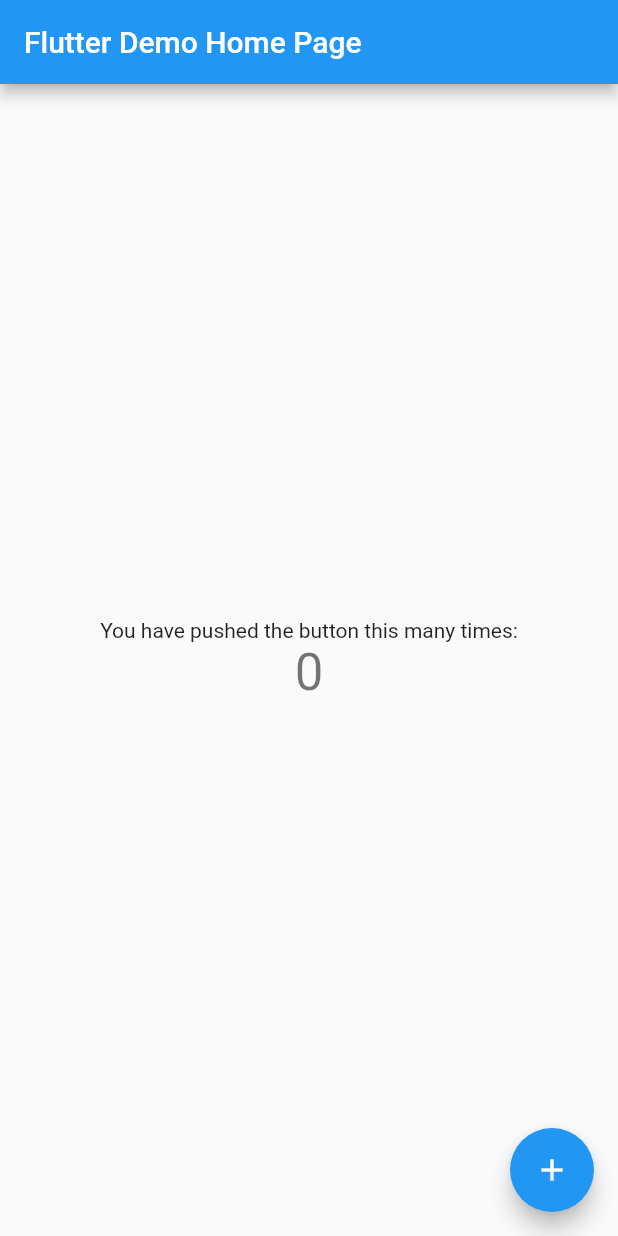
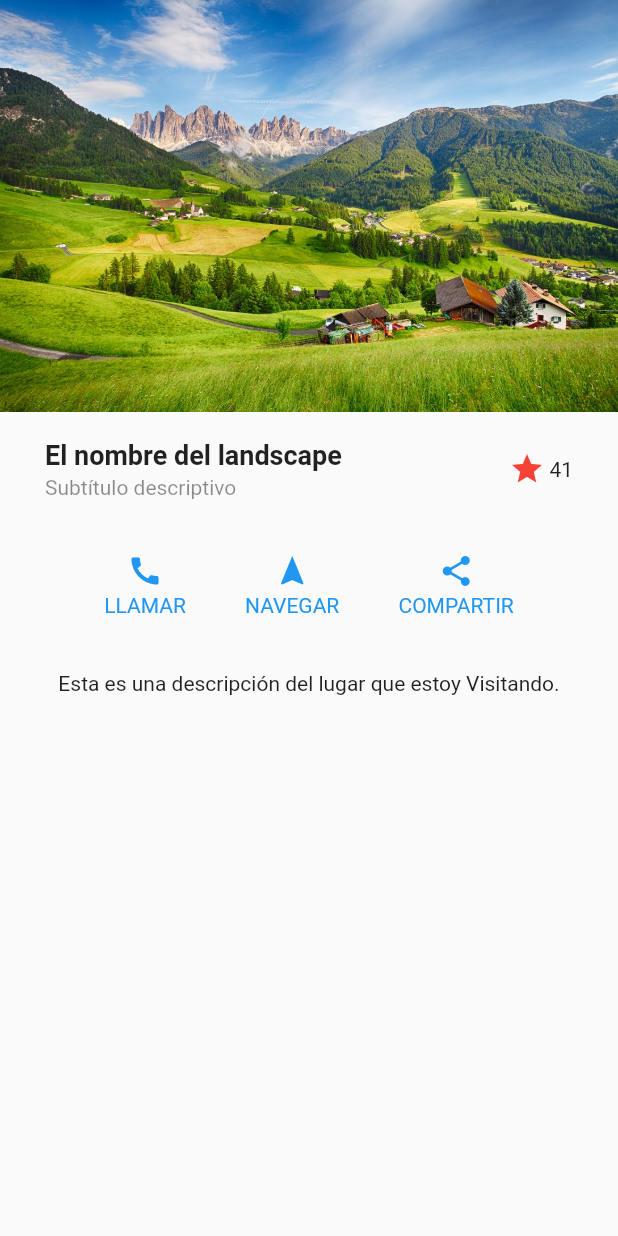
Before and after one commit to luis-ayestaran/flutter_design, a Flutter app: the screen it shows after launch, on a phone screen of 412 x 824 dp. Run offline on Flutter 3.47's test engine with Material 2 defaults, Android fonts, the phone set to English and light mode, and no system bars.

Commit message:
Realización del primer ejercicio de diseño en Flutter

```diff
--- a/lib/main.dart
+++ b/lib/main.dart
@@ -1,115 +1,5 @@
 import 'package:flutter/material.dart';
 
-void main() {
-  runApp(const MyApp());
-}
+import 'package:flutter_design/src/app.dart';
 
-class MyApp extends StatelessWidget {
-  const MyApp({Key? key}) : super(key: key);
-
-  // This widget is the root of your application.
-  @override
-  Widget build(BuildContext context) {
-    return MaterialApp(
-      title: 'Flutter Demo',
-      theme: ThemeData(
-        // This is the theme of your application.
-        //
-        // Try running your application with "flutter run". You'll see the
-        // application has a blue toolbar. Then, without quitting the app, try
-        // changing the primarySwatch below to Colors.green and then invoke
-        // "hot reload" (press "r" in the console where you ran "flutter run",
-        // or simply save your changes to "hot reload" in a Flutter IDE).
-        // Notice that the counter didn't reset back to zero; the application
-        // is not restarted.
-        primarySwatch: Colors.blue,
-      ),
-      home: const MyHomePage(title: 'Flutter Demo Home Page'),
-    );
-  }
-}
-
-class MyHomePage extends StatefulWidget {
-  const MyHomePage({Key? key, required this.title}) : super(key: key);
-
-  // This widget is the home page of your application. It is stateful, meaning
-  // that it has a State object (defined below) that contains fields that affect
-  // how it looks.
-
-  // This class is the configuration for the state. It holds the values (in this
-  // case the title) provided by the parent (in this case the App widget) and
-  // used by the build method of the State. Fields in a Widget subclass are
-  // always marked "final".
-
-  final String title;
-
-  @override
-  State<MyHomePage> createState() => _MyHomePageState();
-}
-
-class _MyHomePageState extends State<MyHomePage> {
-  int _counter = 0;
-
-  void _incrementCounter() {
-    setState(() {
-      // This call to setState tells the Flutter framework that something has
-      // changed in this State, which causes it to rerun the build method below
-      // so that the display can reflect the updated values. If we changed
-      // _counter without calling setState(), then the build method would not be
-      // called again, and so nothing would appear to happen.
-      _counter++;
-    });
-  }
-
-  @override
-  Widget build(BuildContext context) {
-    // This method is rerun every time setState is called, for instance as done
-    // by the _incrementCounter method above.
-    //
-    // The Flutter framework has been optimized to make rerunning build methods
-    // fast, so that you can just rebuild anything that needs updating rather
-    // than having to individually change instances of widgets.
-    return Scaffold(
-      appBar: AppBar(
-        // Here we take the value from the MyHomePage object that was created by
-        // the App.build method, and use it to set our appbar title.
-        title: Text(widget.title),
-      ),
-      body: Center(
-        // Center is a layout widget. It takes a single child and positions it
-        // in the middle of the parent.
-        child: Column(
-          // Column is also a layout widget. It takes a list of children and
-          // arranges them vertically. By default, it sizes itself to fit its
-          // children horizontally, and tries to be as tall as its parent.
-          //
-          // Invoke "debug painting" (press "p" in the console, choose the
-          // "Toggle Debug Paint" action from the Flutter Inspector in Android
-          // Studio, or the "Toggle Debug Paint" command in Visual Studio Code)
-          // to see the wireframe for each widget.
-          //
-          // Column has various properties to control how it sizes itself and
-          // how it positions its children. Here we use mainAxisAlignment to
-          // center the children vertically; the main axis here is the vertical
-          // axis because Columns are vertical (the cross axis would be
-          // horizontal).
-          mainAxisAlignment: MainAxisAlignment.center,
-          children: <Widget>[
-            const Text(
-              'You have pushed the button this many times:',
-            ),
-            Text(
-              '$_counter',
-              style: Theme.of(context).textTheme.headline4,
-            ),
-          ],
-        ),
-      ),
-      floatingActionButton: FloatingActionButton(
-        onPressed: _incrementCounter,
-        tooltip: 'Increment',
-        child: const Icon(Icons.add),
-      ), // This trailing comma makes auto-formatting nicer for build methods.
-    );
-  }
-}
+void main() => runApp( const DesignApp() );
--- /dev/null
+++ b/lib/routes/routes.dart
@@ -0,0 +1,13 @@
+import 'package:flutter/material.dart';
+
+import 'package:flutter_design/widgets/basic_design_screen.dart';
+
+typedef RoutingMap = Map<String, WidgetBuilder>;
+
+RoutingMap getApplicationRoutes() {
+
+  return {
+    'basic_design': ( _ ) => BasicDesignScreen(),
+  };
+
+}
--- /dev/null
+++ b/lib/src/app.dart
@@ -0,0 +1,21 @@
+import 'package:flutter/material.dart';
+
+import 'package:flutter_design/routes/routes.dart';
+
+class DesignApp extends StatelessWidget {
+
+  const DesignApp({ Key? key }) : super( key: key );
+
+  @override
+  Widget build(BuildContext context) {
+    return MaterialApp(
+      title: 'Material App',
+      debugShowCheckedModeBanner: false,
+      theme: ThemeData(
+        backgroundColor: Colors.white,
+      ),
+      initialRoute: 'basic_design',
+      routes: getApplicationRoutes(),
+    );
+  }
+}
--- /dev/null
+++ b/lib/widgets/basic_design_screen.dart
@@ -0,0 +1,114 @@
+import 'package:flutter/material.dart';
+
+class BasicDesignScreen extends StatelessWidget {
+
+  @override
+  Widget build(BuildContext context) {
+    return Scaffold(
+      body: Column(
+        children: [
+
+          //Landscape
+          Image( image: AssetImage('assets/landscape.jpg') ),
+
+          //Title widget
+          Title(),
+
+          //Button bar
+          ButtonBar(),
+
+          //Description
+          Description()
+
+
+        ],
+      )
+   );
+  }
+}
+
+class Title extends StatelessWidget {
+  const Title({ Key? key, }) : super(key: key);
+
+  @override
+  Widget build(BuildContext context) {
+    return Container(
+      padding: EdgeInsets.symmetric( horizontal: 30, vertical: 18 ),
+      child: Row(
+        mainAxisAlignment: MainAxisAlignment.center,
+        children: [
+          Column(
+            crossAxisAlignment: CrossAxisAlignment.start,
+            children: [
+              Text('El nombre del landscape', style: TextStyle( fontSize: 18, fontWeight: FontWeight.bold )),
+              SizedBox( height: 3, ),
+              Text('Subtítulo descriptivo', style: TextStyle( color: Colors.black45 ) ),
+            ],
+          ),
+
+          Expanded( child: Container(), ),
+
+          Icon( Icons.star, color: Colors.red ),
+          SizedBox( width: 3 ),
+          Text( '41' ),
+        ],
+      ),
+    );
+  }
+}
+
+class ButtonBar extends StatelessWidget {
+  const ButtonBar({
+    Key? key,
+  }) : super(key: key);
+
+  @override
+  Widget build(BuildContext context) {
+    return Container(
+      padding: EdgeInsets.symmetric( horizontal: 30, vertical: 18 ),
+      child: Row(
+        mainAxisAlignment: MainAxisAlignment.spaceEvenly,
+        children: [
+
+          CustomButton( iconData: Icons.call, iconText: "LLAMAR" ),
+          CustomButton( iconData: Icons.navigation, iconText: "NAVEGAR" ),
+          CustomButton( iconData: Icons.share, iconText: "COMPARTIR" ),
+
+        ],
+      ),
+    );
+  }
+}
+
+class CustomButton extends StatelessWidget {
+
+  final IconData iconData;
+  final String iconText;
+
+  const CustomButton({ Key? key, required this.iconData, required this.iconText }) : super(key: key);
+
+  @override
+  Widget build(BuildContext context) {
+    return Column(
+      children: [
+        Icon( this.iconData, color: Colors.blue ),
+        SizedBox( height: 3 ),
+        Text( this.iconText, style: TextStyle( color: Colors.blue ) ),
+      ],
+    );
+  }
+}
+
+class Description extends StatelessWidget {
+  const Description({
+    Key? key,
+  }) : super(key: key);
+
+  @override
+  Widget build(BuildContext context) {
+    return Container(
+      padding: EdgeInsets.symmetric( horizontal: 30, vertical: 18 ),
+      child: Text('Esta es una descripción del lugar que estoy Visitando.'),
+    );
+  }
+}
--- /dev/null
+++ b/lib/widgets/temp_home_screen.dart
@@ -0,0 +1,19 @@
+import 'package:flutter/material.dart';
+
+class TempHomeScreen extends StatelessWidget {
+
+  const TempHomeScreen({ Key? key, }) : super(key: key);
+
+  @override
+  Widget build(BuildContext context) {
+    return Center(
+      child: Column(
+        mainAxisAlignment: MainAxisAlignment.center,
+        children: const <Widget>[
+          Text('Hola mundo'),
+          Text('Hola mundo'),
+        ],
+      ),
+    );
+  }
+}
--- a/pubspec.yaml
+++ b/pubspec.yaml
@@ -18,7 +18,7 @@
 version: 1.0.0+1
 
 environment:
-  sdk: ">=2.12.0 <3.0.0"
+  sdk: ">=2.13.0 <3.0.0"
 
 # Dependencies specify other packages that your package needs in order to work.
 # To automatically upgrade your package dependencies to the latest versions
@@ -58,8 +58,8 @@
   uses-material-design: true
 
   # To add assets to your application, add an assets section, like this:
-  # assets:
-  #   - images/a_dot_burr.jpeg
+  assets:
+    - assets/
   #   - images/a_dot_ham.jpeg
 
   # An image asset can refer to one or more resolution-specific "variants", see
```
Also changed, not shown: assets/landscape.jpg (added), pubspec.lock, 2 other files.
